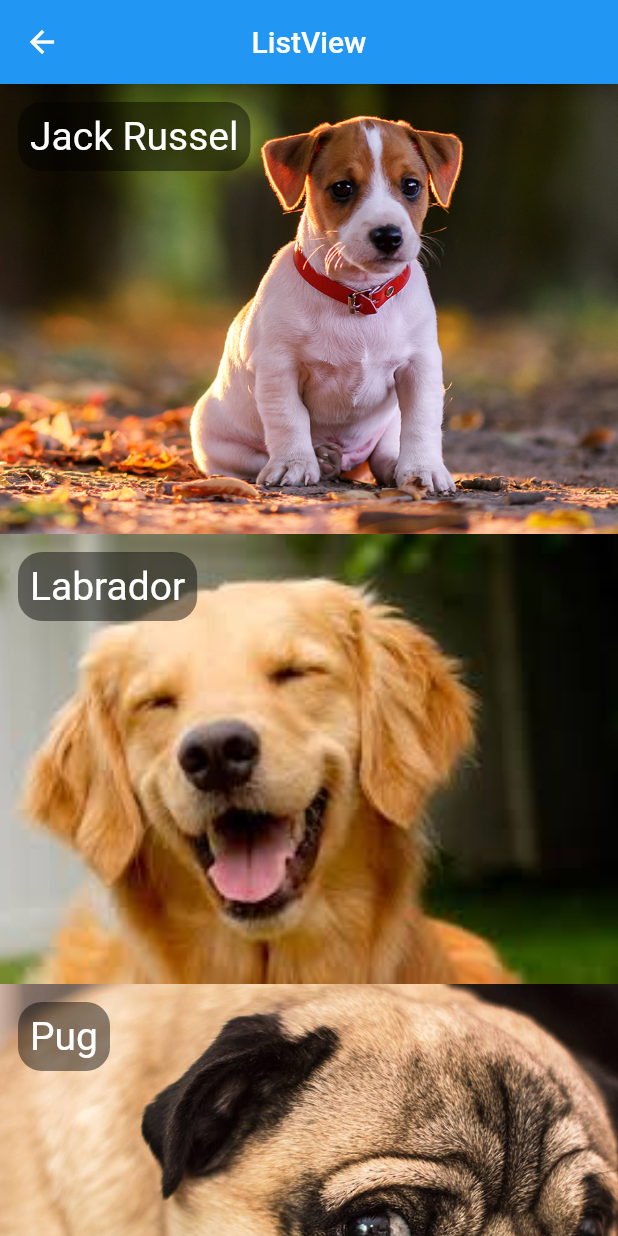
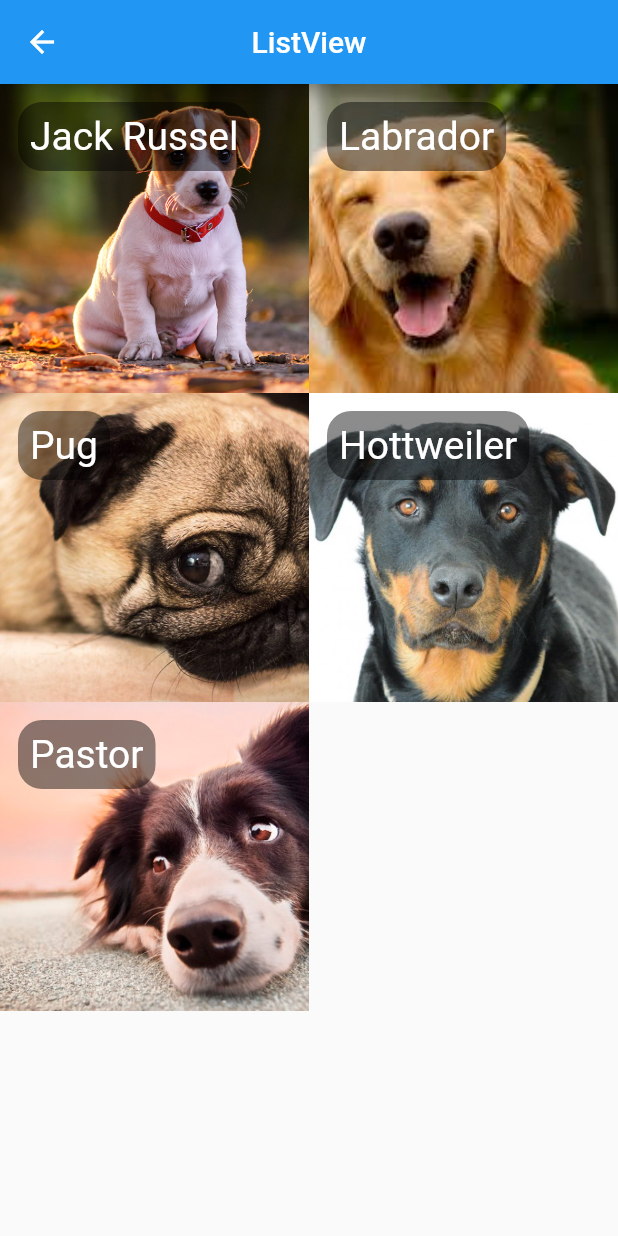
Before and after one commit to lpaganete/flutter_hello, a Flutter app: the HelloListView screen opened directly, on a phone screen of 412 x 824 dp. Run offline on Flutter 3.47's test engine with Material 2 defaults, Android fonts, the phone set to English and light mode, and no system bars.

Commit message:
GridView (Adiciona mais coluna a um listView)

```diff
--- a/lib/pages/hello_listview.dart
+++ b/lib/pages/hello_listview.dart
@@ -30,9 +30,9 @@ class HelloListView extends StatelessWidget {
       Dog("Pastor", "assets/images/dog5.png"),
     ];
 
-    return ListView.builder( //objetivo agr é converter a class Dog para widget
-        itemCount: dogs.length, //recebe a quantidade de elementos da lista
-        itemExtent: 300, //extende as imagens até 300 px
+    return GridView .builder(
+        gridDelegate: SliverGridDelegateWithFixedCrossAxisCount(crossAxisCount: 2),  //Adciona mais colunas a listView
+        itemCount: dogs.length,
         itemBuilder: (context, index) { // Responsavel por retornar o layout (widget) dessa celula
 
           Dog dog = dogs[index]; //recuperando o objeto cachorro
@@ -55,7 +55,6 @@ class HelloListView extends StatelessWidget {
                       ),
                 ),
               ),
-
             ],
           );
 
```
Lines whose indentation alone changed are shown as unchanged.
